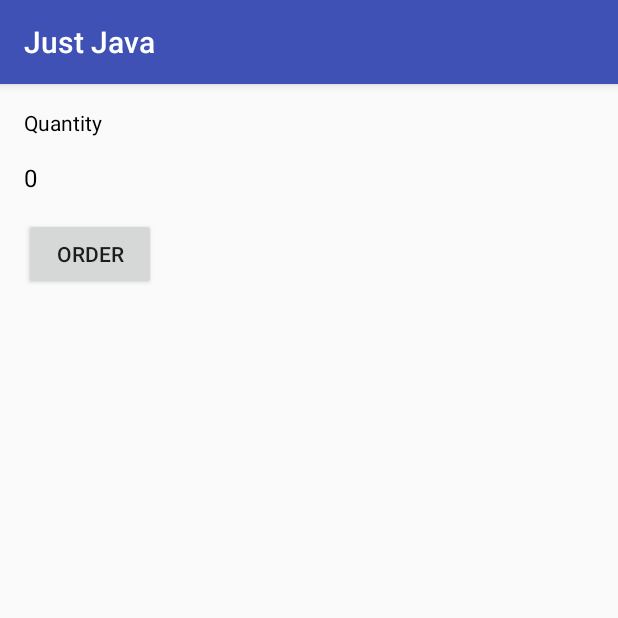
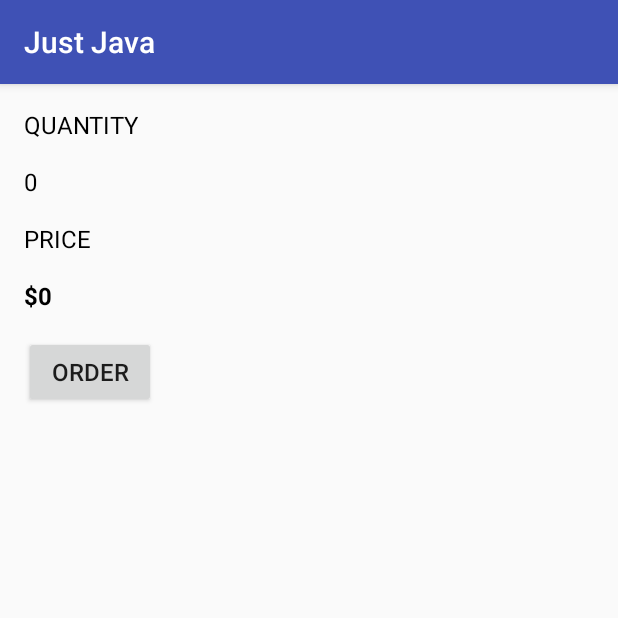
Before and after one commit to creatorAndDev/justjava, an Android app: the screen it shows after launch (MainActivity), on a phone screen of 412 x 824 dp, the top half of it. Run offline under Robolectric (Android 15) with nearby library versions, the phone set to English and light mode, and no system bars.

Commit message:
//new views (button and text)

```diff
--- a/app/src/main/res/layout/activity_main.xml
+++ b/app/src/main/res/layout/activity_main.xml
@@ -10,22 +10,44 @@
     <TextView
         android:layout_width="match_parent"
         android:layout_height="wrap_content"
+        android:layout_marginBottom="16dp"
         android:text="Quantity"
+        android:textAllCaps="true"
         android:textColor="#000"
-        android:layout_marginBottom="16dp"/>
+        android:textSize="16sp"/>
 
     <TextView
         android:id="@+id/quantity_text_view"
         android:layout_width="match_parent"
         android:layout_height="wrap_content"
+        android:layout_marginBottom="16dp"
         android:text="0"
         android:textColor="#000"
+        android:textSize="16sp"/>
+
+    <TextView
+        android:layout_width="match_parent"
+        android:layout_height="wrap_content"
+        android:layout_marginBottom="16dp"
+        android:text="Price"
+        android:textAllCaps="true"
+        android:textColor="#000"
+        android:textSize="16sp"/>
+
+    <TextView
+        android:id="@+id/price_text_view"
+        android:layout_width="match_parent"
+        android:layout_height="wrap_content"
+        android:layout_marginBottom="16dp"
+        android:text="$0"
+        android:textColor="#000"
         android:textSize="16sp"
-        android:layout_marginBottom="16dp"/>
+        android:textStyle="bold"/>
 
     <Button
         android:layout_width="wrap_content"
         android:layout_height="wrap_content"
+        android:onClick="submitOrder"
         android:text="Order"
-        android:onClick="submitOrder"/>
+        android:textSize="16sp"/>
 </LinearLayout>
```
